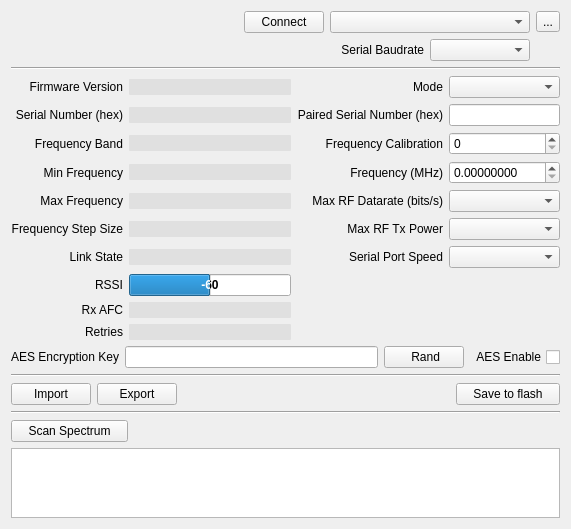
Before: the Qt Designer form ground/openpilotgcs/src/plugins/pipxtreme/pipxtreme.ui in openpilot/OpenPilot, drawn with Qt 5.
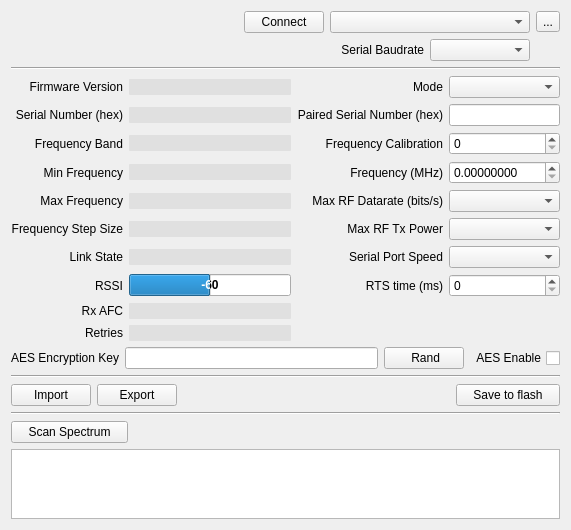
After: the same form once the commit is applied.

Commit message: Added "Ready-To-Send-Time" parameter adjustment

The edit to the form file:
```diff
--- a/ground/openpilotgcs/src/plugins/pipxtreme/pipxtreme.ui
+++ b/ground/openpilotgcs/src/plugins/pipxtreme/pipxtreme.ui
@@ -798,6 +798,23 @@
        </property>
       </widget>
      </item>
+     <item row="7" column="3">
+      <widget class="QLabel" name="label_16">
+       <property name="text">
+        <string>RTS time (ms)</string>
+       </property>
+       <property name="alignment">
+        <set>Qt::AlignRight|Qt::AlignTrailing|Qt::AlignVCenter</set>
+       </property>
+      </widget>
+     </item>
+     <item row="7" column="4">
+      <widget class="QSpinBox" name="spinBox_RTSTime">
+       <property name="maximum">
+        <number>100</number>
+       </property>
+      </widget>
+     </item>
     </layout>
    </item>
    <item>
```
The commit also changes 15 other files.
